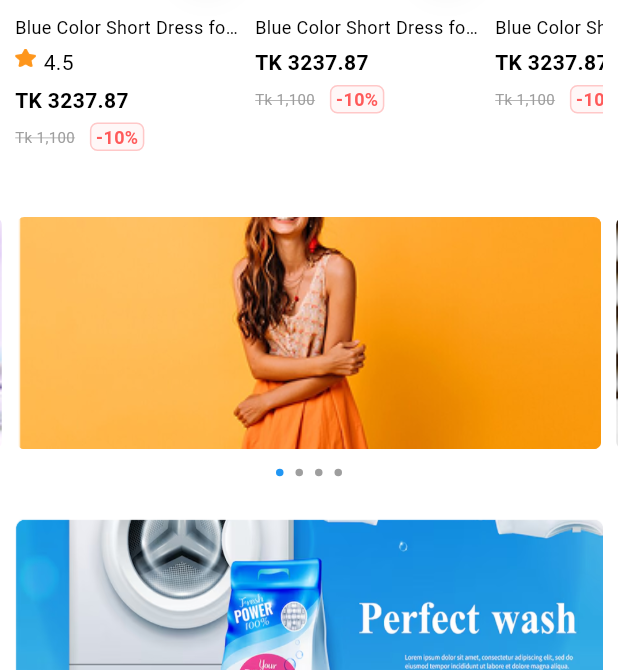
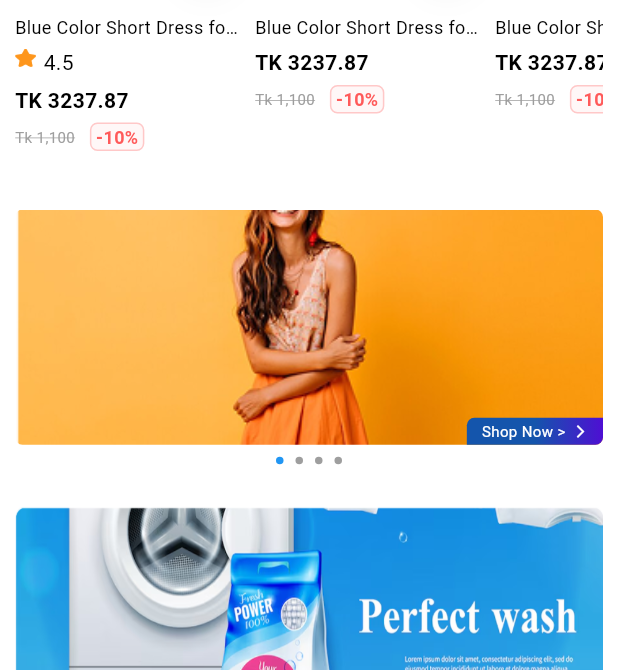
Before and after one commit to Zianur-6am/Flutter-Getx, a Flutter app: the screen it shows after launch, after a tap on "Mart CMH Home Screen", on a phone screen of 412 x 824 dp, the part 566-1236 px from its top. Run offline on Flutter 3.47's test engine with Material 3 defaults, Android fonts, the phone set to English and light mode, and no system bars; drawn by our look-alikes of carousel_slider; our stand-ins replace cached_network_image, flutter_svg, get, shared_preferences; network calls fail; Roboto replaces fonts that are missing (TitilliumWeb); project files that could hold a hidden picture were left out.

Commit message:
code and design polished

```diff
--- a/lib/Internationalization/messages.dart
+++ b/lib/Internationalization/messages.dart
@@ -36,6 +36,7 @@ class Messages extends Translations{
       'best_selling' : 'Best Selling',
       'up_to_20' : 'Up to 20%',
       'ends_in' : 'Ends in',
+      'shop_now' : 'Shop Now >',
 
     },
     'hi_IN' : {
--- a/lib/design_practice/6valley_user/home_screen/controllers/valley_home_controller.dart
+++ b/lib/design_practice/6valley_user/home_screen/controllers/valley_home_controller.dart
@@ -51,31 +51,24 @@ class ValleyHomeController extends GetxController implements GetxService{
   }
 
 
+
+
   /// with api calling
 
   ProductModel? _productModel;
   ProductModel? get productModel => _productModel;
 
-  final String? _title = 'best_selling'.tr;
+  final String _title = 'best_selling'.tr;
   String? get title => _title;
 
-  ProductType _productType = ProductType.newArrival;
+  final ProductType _productType = ProductType.newArrival;
   ProductType get productType => _productType;
 
-  List<Product>? _latestProductList = [];
-  List<Product>? get latestProductList => _latestProductList;
-  List<int> _offsetList = [];
-  int _lOffset = 1;
-  int get lOffset => _lOffset;
-
-  int? _latestPageSize = 1;
-  int? get latestPageSize => _latestPageSize;
 
 
 
 
   Future<void> getLatestProductList(int offset, {bool reload = false, bool isUpdate = true}) async {
-    print('----------printingoffset-----------$offset');
     if(reload || offset == 1) {
       _productModel = null;
     }
@@ -83,20 +76,16 @@ class ValleyHomeController extends GetxController implements GetxService{
     if(isUpdate){
       update();
     }
-    print('------------before length-----------${_productModel?.products?.length}');
 
     ApiResponse apiResponse = await productServiceInterface!.getFilteredProductList(Get.context!, offset.toString(), _productType, title);
 
     if (apiResponse.response != null && apiResponse.response!.statusCode == 200) {
-      if(offset==1){
+      if(offset == 1){
         _productModel = ProductModel.fromJson(apiResponse.response?.body);
       }else{
         _productModel?.offset = ProductModel.fromJson(apiResponse.response?.body).offset;
         _productModel?.totalSize = ProductModel.fromJson(apiResponse.response?.body).totalSize;
         _productModel?.products?.addAll(ProductModel.fromJson(apiResponse.response?.body).products ?? []);
-
-        print('------------after length-----------${_productModel?.products?.length}');
-
       }
 
     } else {
--- a/lib/design_practice/6valley_user/home_screen/screens/valley_home_screen.dart
+++ b/lib/design_practice/6valley_user/home_screen/screens/valley_home_screen.dart
@@ -76,6 +76,8 @@ class _ValleyHomeScreenState extends State<ValleyHomeScreen>
 
   @override
   Widget build(BuildContext context) {
+    final double widthSize = MediaQuery.sizeOf(context).width;
+
     return AnnotatedRegion(
       value: SystemUiOverlayStyle(
         statusBarColor: Theme.of(context).primaryColor, // Set your desired color
@@ -164,11 +166,11 @@ class _ValleyHomeScreenState extends State<ValleyHomeScreen>
 
 
                   /// poster - perfect wash
-                  const SliverToBoxAdapter(child: Padding(
-                    padding: EdgeInsets.symmetric(horizontal: Dimensions.paddingSizeSmall, vertical: Dimensions.paddingSizeSmall),
+                  SliverToBoxAdapter(child: Padding(
+                    padding: const EdgeInsets.symmetric(horizontal: Dimensions.paddingSizeSmall, vertical: Dimensions.paddingSizeSmall),
                     child: ClipRRect(
                         borderRadius: BorderRadius.all(Radius.circular(5)),
-                        child: CustomAssetImageWidget(Images.bestWash, height: 150, fit: BoxFit.fill),
+                        child: CustomAssetImageWidget(Images.bestWash, height: widthSize * 0.4, fit: BoxFit.fill),
                     ),
                   )),
 
@@ -214,11 +216,11 @@ class _ValleyHomeScreenState extends State<ValleyHomeScreen>
                   const SliverToBoxAdapter(child: SizedBox(height: 10)),
 
                   /// poster
-                  const SliverToBoxAdapter(child: Padding(
-                    padding: EdgeInsets.symmetric(horizontal: Dimensions.paddingSizeSmall),
+                  SliverToBoxAdapter(child: Padding(
+                    padding: const EdgeInsets.symmetric(horizontal: Dimensions.paddingSizeSmall),
                     child: ClipRRect(
                       borderRadius: BorderRadius.all(Radius.circular(5)),
-                      child: CustomAssetImageWidget(Images.posterImage, height: 150, fit: BoxFit.fill),
+                      child: CustomAssetImageWidget(Images.posterImage, height: widthSize * 0.4, fit: BoxFit.fill),
                     ),
                   )),
                   const SliverToBoxAdapter(child: SizedBox(height: 30)),
--- a/lib/design_practice/6valley_user/home_screen/widgets/product_card_grid_widget.dart
+++ b/lib/design_practice/6valley_user/home_screen/widgets/product_card_grid_widget.dart
@@ -1,6 +1,7 @@
 import 'package:flutter/material.dart';
 import 'package:flutter_getx/common/basewidgets/custom_asset_image_widget.dart';
 import 'package:flutter_getx/common/basewidgets/custom_image_widget.dart';
+import 'package:flutter_getx/common/basewidgets/custom_snackbar_widget.dart';
 import 'package:flutter_getx/design_practice/6valley_seller/add_product/domain/models/product_model.dart';
 import 'package:flutter_getx/utils/dimensions.dart';
 import 'package:flutter_getx/utils/images.dart';
@@ -19,7 +20,16 @@ class ProductCardGridWidget extends StatelessWidget {
   @override
   Widget build(BuildContext context) {
 
-    return LayoutBuilder(
+    return Container(
+      decoration: const BoxDecoration(
+        boxShadow: [
+          // BoxShadow(
+          //   color: context.customThemeColors.textColor.withValues(alpha: 0.06),
+          //   blurRadius: 8
+          // ),
+        ]
+      ),
+      child: LayoutBuilder(
         builder: (context, boxConstraints) {
           return Column(
               mainAxisSize: MainAxisSize.min,
@@ -37,6 +47,7 @@ class ProductCardGridWidget extends StatelessWidget {
                       ),
                     ),
 
+                    if(((product?.id ?? 3) % 3 == 0))
                     Positioned(
                       bottom: 0,
                       left: 1,
@@ -68,6 +79,10 @@ class ProductCardGridWidget extends StatelessWidget {
                     Positioned(
                       right: 5,
                       bottom: 5,
+                      child: InkWell(
+                        splashColor: Colors.transparent,
+                        highlightColor: Colors.transparent,
+                        onTap: () => showCustomSnackBarWidget('message'),
                         child: DecoratedBox(
                           decoration: BoxDecoration(
                             shape: BoxShape.circle,
@@ -90,6 +105,7 @@ class ProductCardGridWidget extends StatelessWidget {
                           ),
                         ),
                       ),
+                    ),
                   ],
                 ),
                 const SizedBox(height: Dimensions.paddingSizeSmall),
@@ -101,39 +117,9 @@ class ProductCardGridWidget extends StatelessWidget {
                 ),
                 const SizedBox(height: 5),
 
+                if(((product?.id ?? 3) % 3 == 0))
+                const RatingSectionWidget(),
 
-                // const RatingSectionWidget(),
-
-
-              Column(mainAxisSize: MainAxisSize.min, children: [
-
-                Row(
-                  mainAxisAlignment: MainAxisAlignment.start,
-                  children: [
-                    const CustomAssetImageWidget(Images.starIcon, height: Dimensions.iconSizeSmall, width: Dimensions.iconSizeSmall),
-                    const SizedBox(width: Dimensions.paddingSizeExtraSmall),
-
-                    Text('rating'.tr, style: const TextStyle(fontSize: Dimensions.fontSizeDefault)),
-
-                    if(product?.reviewsCount != null) ...[
-                      const SizedBox(width: Dimensions.paddingSizeExtraSmall),
-                      Expanded(
-                        child: Text("(${product?.reviewsCount} review",
-                          maxLines: 1,
-                          overflow: TextOverflow.ellipsis,
-                          style: TextStyle(
-                            color: Theme.of(context).hintColor,
-                            fontSize: Dimensions.fontSizeSmall,
-                          )),
-                      ),
-                    ]
-
-                  ],
-                ),
-
-                const SizedBox(height: Dimensions.paddingSizeExtraSmall),
-
-              ]),
 
                 Text('product_price'.tr,
                   style: const TextStyle(fontSize: Dimensions.fontSizeDefault, fontWeight: FontWeight.w700),
@@ -145,6 +131,7 @@ class ProductCardGridWidget extends StatelessWidget {
                 const DiscountSectionWidget(),
               ]);
         }
+      ),
     );
   }
 }
@@ -200,6 +187,9 @@ class RatingSectionWidget extends StatelessWidget {
           const SizedBox(width: Dimensions.paddingSizeExtraSmall),
 
           Text('rating'.tr, style: const TextStyle(fontSize: Dimensions.fontSizeDefault)),
+          const SizedBox(width: Dimensions.paddingSizeExtraSmall),
+
+          Text('(${'reviews'.tr})', style: TextStyle(color: Theme.of(context).hintColor),)
 
         ],
       ),
--- a/lib/design_practice/6valley_user/home_screen/widgets/top_stores_card_widget.dart
+++ b/lib/design_practice/6valley_user/home_screen/widgets/top_stores_card_widget.dart
@@ -15,6 +15,7 @@ class TopStoresCardWidget extends StatelessWidget {
 
   @override
   Widget build(BuildContext context) {
+    final double widthSize = MediaQuery.sizeOf(context).width;
     return LayoutBuilder(
       builder: (context, boxConstraints) {
         return Column(
@@ -23,9 +24,9 @@ class TopStoresCardWidget extends StatelessWidget {
             mainAxisAlignment: MainAxisAlignment.start,
             children: [
 
-              const ClipRRect(
-                borderRadius: BorderRadius.only(topLeft: Radius.circular(5), topRight: Radius.circular(5)),
-                child: CustomAssetImageWidget(Images.topStoryImage, fit: BoxFit.cover, height: 80, width: double.infinity),
+              ClipRRect(
+                borderRadius: const BorderRadius.only(topLeft: Radius.circular(5), topRight: Radius.circular(5)),
+                child: CustomAssetImageWidget(Images.topStoryImage, fit: BoxFit.cover, height: widthSize * 0.2, width: double.infinity),
               ),
 
               Container(
--- a/lib/design_practice/6valley_user/home_screen/widgets/valley_home_carousel_slider_widget.dart
+++ b/lib/design_practice/6valley_user/home_screen/widgets/valley_home_carousel_slider_widget.dart
@@ -1,7 +1,9 @@
 import 'package:carousel_slider/carousel_slider.dart';
 import 'package:flutter/material.dart';
 import 'package:flutter_getx/common/basewidgets/custom_asset_image_widget.dart';
+import 'package:flutter_getx/utils/dimensions.dart';
 import 'package:flutter_getx/utils/images.dart';
+import 'package:get/get_utils/src/extensions/internacionalization.dart';
 
 class ValleyHomeCarouselSliderWidget extends StatefulWidget {
   const ValleyHomeCarouselSliderWidget({super.key});
@@ -25,23 +27,63 @@ class _ValleyHomeCarouselSliderWidgetState extends State<ValleyHomeCarouselSlide
     return Column(
       children: [
 
-        CarouselSlider(
+        Padding(
+          padding: const EdgeInsets.symmetric(horizontal: Dimensions.paddingSizeSmall),
+          child: CarouselSlider(
             items: imgList.map((img) {
-            return Container(
-              margin: const EdgeInsets.all(5.0),
-              child: ClipRRect(
+              return Stack(
+                children: [
+                  ClipRRect(
                     borderRadius: BorderRadius.circular(5),
-                child: CustomAssetImageWidget(img, fit: BoxFit.cover, width: double.infinity),
+                    child: CustomAssetImageWidget(img, fit: BoxFit.cover, height: double.infinity, width: double.infinity),
                   ),
+
+                  Positioned(
+                    bottom: 0,
+                    right: 0,
+                    child: DecoratedBox(
+                      decoration: BoxDecoration(
+                        borderRadius: const BorderRadius.only(topLeft: Radius.circular(5), bottomRight: Radius.circular(5)),
+                        gradient: LinearGradient(colors: [
+                          Theme.of(context).primaryColor,
+                          Theme.of(context).primaryColor,
+                          const Color(0xFF4E0FD3)
+                        ])
+                      ),
+                      child: Padding(
+                        padding: const EdgeInsets.symmetric(
+                          horizontal: Dimensions.paddingSizeSmall,
+                          vertical: 2,
+                        ),
+                        child: Row(
+                          children: [
+                            Text('shop_now'.tr, style: TextStyle(
+                              color: Theme.of(context).cardColor,
+                              fontSize: Dimensions.fontSizeExtraSmall,
+                            )),
+                            const SizedBox(width: Dimensions.paddingSizeExtraSmall),
+
+                            Icon(
+                              Icons.arrow_forward_ios_outlined,
+                              size: Dimensions.iconSizeExtraSmall,
+                              color: Theme.of(context).cardColor,
+                            ),
+                          ],
+                        ),
+                      ),
+                    ),
+                  )
+                ],
               );
             }).toList(),
             options: CarouselOptions(
-              viewportFraction: .97,
+                viewportFraction: 1,
                 autoPlay: true,
                 aspectRatio: 2.5,
                 onPageChanged: (index, reason) {
                   setState(() => _current = index);
                 }
+            ),
           ),
         ),
 
```
Lines whose indentation alone changed are shown as unchanged.
